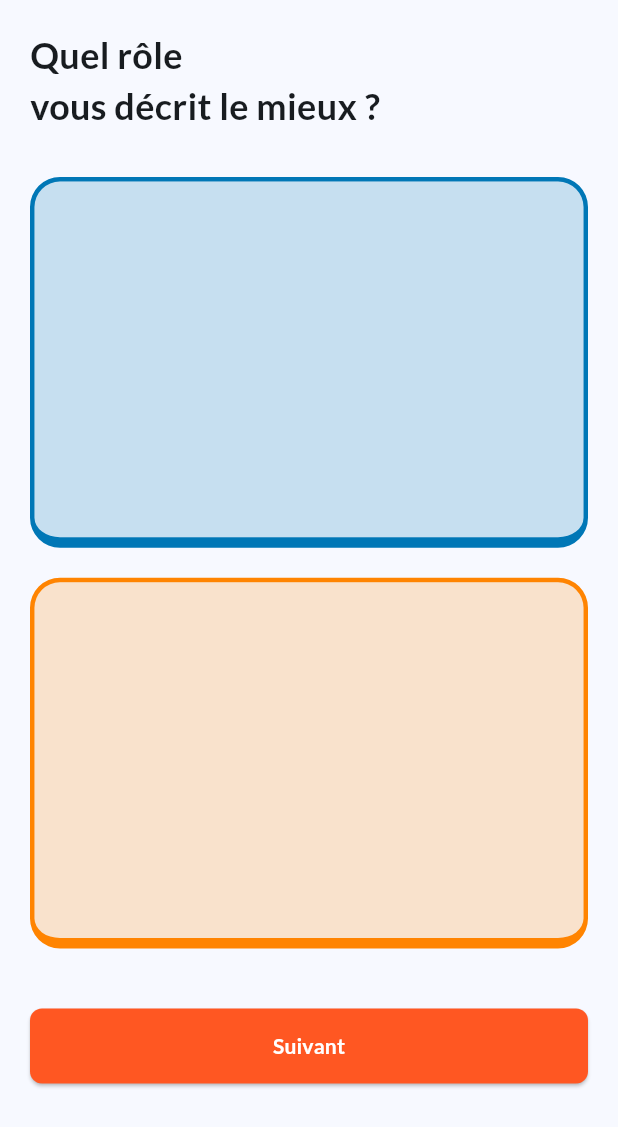
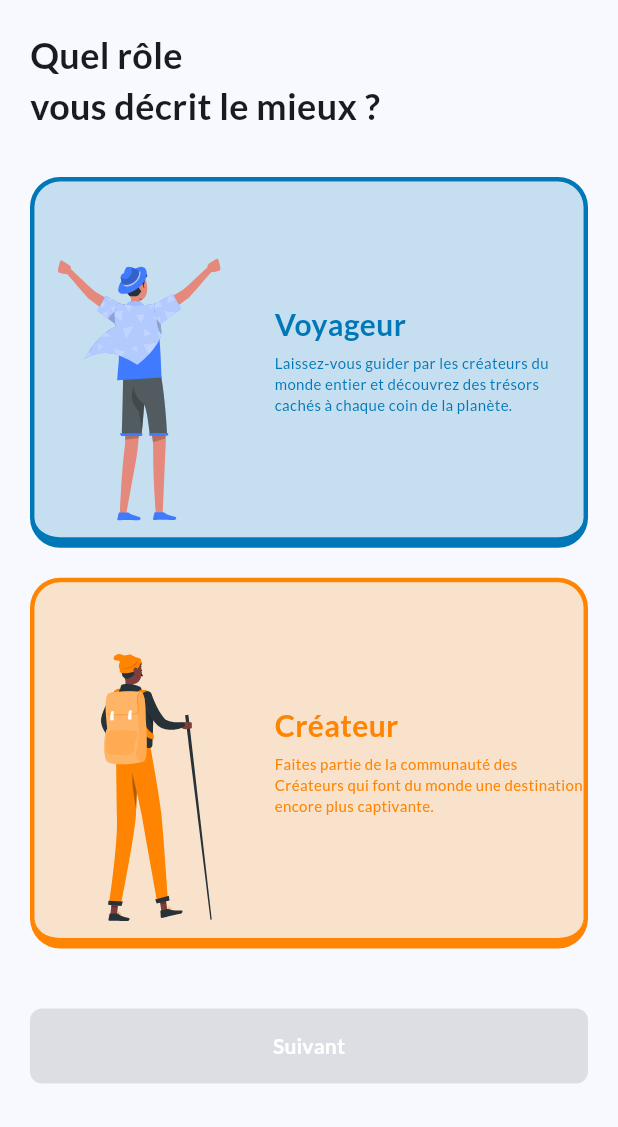
Before and after one commit to imdadAdelabou/EasyTrip, a Flutter app: the SelectRole screen opened by its route, on a phone screen of 412 x 824 dp. Shown: the top 1127 px of the screen. Run offline on Flutter 3.47's test engine with Material 2 defaults, Android fonts, the light colour scheme and no system bars; our stand-ins replace flutter_svg, font_awesome_flutter, gap, google_fonts.

Commit message:
[FEAT] add a custom register page

```diff
--- a/lib/components/custom_btn.dart
+++ b/lib/components/custom_btn.dart
@@ -3,13 +3,13 @@ import "package:flutter/material.dart";
 import "package:google_fonts/google_fonts.dart";
 
 class CustomBtn extends StatelessWidget {
-  final Function() action;
+  final Function()? action;
   final String content;
   final bool isLoading;
   const CustomBtn({
     super.key,
     required this.content,
-    required this.action,
+    this.action,
     this.isLoading = false,
   });
 
--- a/lib/main.dart
+++ b/lib/main.dart
@@ -1,6 +1,7 @@
 import 'package:easy_trip/utils/styles.dart';
 import 'package:easy_trip/views/auth/login.dart';
 import 'package:easy_trip/views/auth/register/select_role.dart';
+import 'package:easy_trip/views/auth/register/traveler/register_traveler.dart';
 import 'package:easy_trip/views/onBoarding/on_boarding.view.dart';
 import 'package:easy_trip/views/splash_screen.dart';
 import 'package:flutter/material.dart';
@@ -26,6 +27,7 @@ class MyApp extends StatelessWidget {
         OnBoardingView.routeName: (_) => const OnBoardingView(),
         LoginView.routeName: (_) => const LoginView(),
         SelectRole.routeName: (_) => const SelectRole(),
+        RegisterTravel.routeName: (_) => const RegisterTravel(),
       },
     );
   }
--- a/lib/models/user/role/user_role_choice.dart
+++ b/lib/models/user/role/user_role_choice.dart
@@ -1,3 +1,4 @@
+import 'package:easy_trip/utils/constant.dart';
 import 'package:flutter/material.dart';
 
 class UserRoleChoice {
@@ -5,11 +6,15 @@ class UserRoleChoice {
   final String title;
   final String description;
   final String urlImage;
+  final TypeUser userType;
+  final String nextPath;
 
   UserRoleChoice({
     required this.title,
     required this.description,
     required this.urlImage,
     required this.color,
+    required this.userType,
+    required this.nextPath,
   });
 }
--- a/lib/utils/app_asset.dart
+++ b/lib/utils/app_asset.dart
@@ -3,4 +3,6 @@ class AppAsset {
   static String travelOnboardingIll1 = "assets/gifs/travelersOnBoarding1.svg";
   static String travelOnboardingIll2 = "assets/gifs/travelersOnBoarding2.svg";
   static String travelOnboardingIll3 = "assets/gifs/travelersOnBoarding3.svg";
+  static String travelChoiceIll = "assets/gifs/travelRoleChoice.svg";
+  static String creatorChoiceIll = "assets/gifs/creatorChoiceIll.svg";
 }
--- a/lib/utils/app_message.dart
+++ b/lib/utils/app_message.dart
@@ -3,11 +3,20 @@ class AppMessage {
   static String nextLabel = "Suivant";
   static String skipLabel = "Sauter";
   static String phoneNumber = "Numéro de téléphone";
-  static String password = "Mots de passe";
+  static String password = "Mot de passe";
   static String iamLoginLabel = "Se connecter";
   static String iamNewLabel = "Je suis nouveau! Je m'inscris";
   static String passwordForget = "Mots de passe oublié?";
   static String chooseYourRoleLabel = "Quel rôle \nvous décrit le mieux ?";
   static String travellerLabel = "Voyageur";
-  static String guideLabel = "Createur";
+  static String guideLabel = "Créateur";
+  static String inscription = "Inscription";
+  static String firstNameLabel = "Prénom";
+  static String lastNameLabel = "Nom";
+  static String optionnalEmail = "Email (optionnel)";
+  static String confirmPasswordLabel = "Confirmation du mot de passe";
+  static String registerLabel = "S'inscrire";
+  static String moreOnYou = "Dites nous en plus sur vous";
+  static String setPassword = "Configurer votre mot de passe";
+  static String continueLabel = "Continue";
 }
--- a/lib/utils/constant.dart
+++ b/lib/utils/constant.dart
@@ -4,6 +4,7 @@ import 'package:easy_trip/models/user/role/user_role_choice.dart';
 import 'package:easy_trip/utils/app_asset.dart';
 import 'package:easy_trip/utils/app_message.dart';
 import 'package:easy_trip/utils/styles.dart';
+import 'package:easy_trip/views/auth/register/traveler/register_traveler.dart';
 
 enum TypeInput { text, password }
 
@@ -12,15 +13,21 @@ enum TypeUser { traveller, creator }
 List<UserRoleChoice> userChoices = [
   UserRoleChoice(
     title: AppMessage.travellerLabel,
-    description: "",
-    urlImage: "",
+    description:
+        "Laissez-vous guider par les créateurs du monde entier et découvrez des trésors cachés à chaque coin de la planète.",
+    urlImage: AppAsset.travelChoiceIll,
     color: AppColor.blueOceanColor,
+    userType: TypeUser.traveller,
+    nextPath: RegisterTravel.routeName,
   ),
   UserRoleChoice(
     title: AppMessage.guideLabel,
-    description: "",
-    urlImage: "",
+    description:
+        "Faites partie de la communauté des Créateurs qui font du monde une destination encore plus captivante.",
+    urlImage: AppAsset.creatorChoiceIll,
     color: AppColor.orangeVariant,
+    userType: TypeUser.creator,
+    nextPath: "",
   ),
 ];
 List<Onboarding> onBoardingFr = [
--- a/lib/views/auth/register/role_card.dart
+++ b/lib/views/auth/register/role_card.dart
@@ -1,35 +1,59 @@
+import "package:easy_trip/utils/styles.dart";
 import "package:flutter/material.dart";
+import "package:flutter_svg/svg.dart";
+import "package:gap/gap.dart";
+import "package:google_fonts/google_fonts.dart";
 
 class RoleCard extends StatelessWidget {
+  final int id;
+  final String title;
+  final String description;
   final Color color;
+  final String urlIll;
+  final bool isSelected;
+  final Function() onTap;
 
   const RoleCard({
     super.key,
     required this.color,
+    required this.title,
+    required this.urlIll,
+    required this.description,
+    required this.id,
+    this.isSelected = false,
+    required this.onTap,
   });
 
   @override
   Widget build(BuildContext context) {
-    return Container(
+    double maxWidth = MediaQuery.of(context).size.width;
+
+    return GestureDetector(
+      onTap: onTap,
+      child: Stack(
+        clipBehavior: Clip.none,
+        children: [
+          AnimatedContainer(
+            duration: const Duration(milliseconds: 600),
             width: double.infinity,
             height: MediaQuery.of(context).size.height * .3,
             decoration: BoxDecoration(
               borderRadius: BorderRadius.circular(20.0),
               border: Border(
                 top: BorderSide(
-            color: color,
+                  color: isSelected ? AppColor.greeNature : color,
                   width: 3.0,
                 ),
                 right: BorderSide(
-            color: color,
+                  color: isSelected ? AppColor.greeNature : color,
                   width: 3.0,
                 ),
                 left: BorderSide(
-            color: color,
+                  color: isSelected ? AppColor.greeNature : color,
                   width: 3.0,
                 ),
                 bottom: BorderSide(
-            color: color,
+                  color: isSelected ? AppColor.greeNature : color,
                   width: 7.0,
                 ),
               ),
@@ -41,6 +65,48 @@ class RoleCard extends StatelessWidget {
                 borderRadius: BorderRadius.circular(10.0),
                 color: color.withOpacity(0.2),
               ),
+              child: Row(
+                mainAxisAlignment: MainAxisAlignment.end,
+                children: [
+                  Column(
+                    crossAxisAlignment: CrossAxisAlignment.start,
+                    mainAxisAlignment: MainAxisAlignment.center,
+                    children: [
+                      Text(
+                        title,
+                        style: GoogleFonts.lato(
+                          fontWeight: FontWeight.bold,
+                          fontSize: 20.0,
+                          color: color,
+                        ),
+                      ),
+                      const Gap(4.0),
+                      SizedBox(
+                        width: maxWidth * .5,
+                        child: Text(
+                          description,
+                          style: GoogleFonts.lato(
+                            fontSize: 10.0,
+                            color: color,
+                          ),
+                        ),
+                      )
+                    ],
+                  )
+                ],
+              ),
+            ),
+          ),
+          Positioned(
+            left: -20,
+            child: SvgPicture.asset(
+              urlIll,
+              width: (maxWidth / 3) * 2,
+              height: (maxWidth / 3) * 2,
+              fit: BoxFit.fill,
+            ),
+          ),
+        ],
       ),
     );
   }
--- a/lib/views/auth/register/select_role.dart
+++ b/lib/views/auth/register/select_role.dart
@@ -1,15 +1,22 @@
 import "package:easy_trip/components/custom_btn.dart";
 import "package:easy_trip/utils/app_message.dart";
 import "package:easy_trip/utils/constant.dart";
-import "package:easy_trip/utils/styles.dart";
 import "package:easy_trip/views/auth/register/role_card.dart";
 import "package:flutter/material.dart";
 import "package:gap/gap.dart";
 import "package:google_fonts/google_fonts.dart";
 
-class SelectRole extends StatelessWidget {
+class SelectRole extends StatefulWidget {
   static String routeName = "/select-role";
   const SelectRole({super.key});
+
+  @override
+  State<SelectRole> createState() => _SelectRoleState();
+}
+
+class _SelectRoleState extends State<SelectRole> {
+  TypeUser? typeUserSelected;
+  String? currentPath;
 
   @override
   Widget build(BuildContext context) {
@@ -36,7 +43,18 @@ class SelectRole extends StatelessWidget {
                     (e) => Padding(
                       padding: const EdgeInsets.only(bottom: 20.0),
                       child: RoleCard(
+                        id: userChoices.indexOf(e),
+                        title: e.title,
                         color: e.color,
+                        urlIll: e.urlImage,
+                        description: e.description,
+                        isSelected: typeUserSelected == e.userType,
+                        onTap: () {
+                          setState(() {
+                            typeUserSelected = e.userType;
+                            currentPath = e.nextPath;
+                          });
+                        },
                       ),
                     ),
                   )
@@ -44,7 +62,11 @@ class SelectRole extends StatelessWidget {
               const Gap(20.0),
               CustomBtn(
                 content: AppMessage.nextLabel,
-                action: () {},
+                action: currentPath != null && currentPath!.isNotEmpty
+                    ? () => Navigator.of(context).pushNamed(
+                          currentPath!,
+                        )
+                    : null,
               ),
             ],
           ),
--- a/pubspec.yaml
+++ b/pubspec.yaml
@@ -39,6 +39,7 @@ dependencies:
   gap: ^3.0.1
   flutter_svg: ^2.0.7
   font_awesome_flutter: ^10.5.0
+  animations:
 
 dev_dependencies:
   flutter_test:
```
Also changed, not shown: lib/components/input_with_label.dart (added, +43 -0 lines), lib/views/auth/login.dart (+7 -19 lines), lib/views/auth/register/traveler/first_form.dart (added, +36 -0 lines), lib/views/auth/register/traveler/register_traveler.dart (added, +40 -0 lines), lib/views/auth/register/traveler/second_form.dart (added, +37 -0 lines), lib/views/auth/register/traveler/stepper_register.dart (added, +71 -0 lines), assets/gifs/creatorChoiceIll.svg (added), assets/gifs/travelRoleChoice.svg (added), pubspec.lock. Lines whose indentation alone changed are shown as unchanged.
